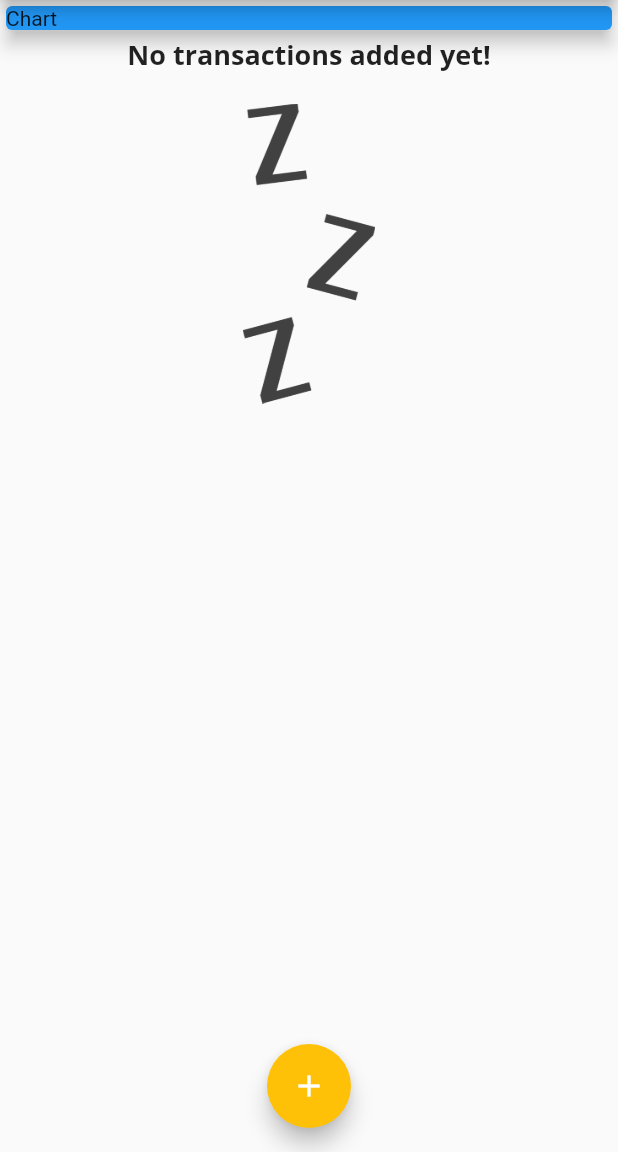
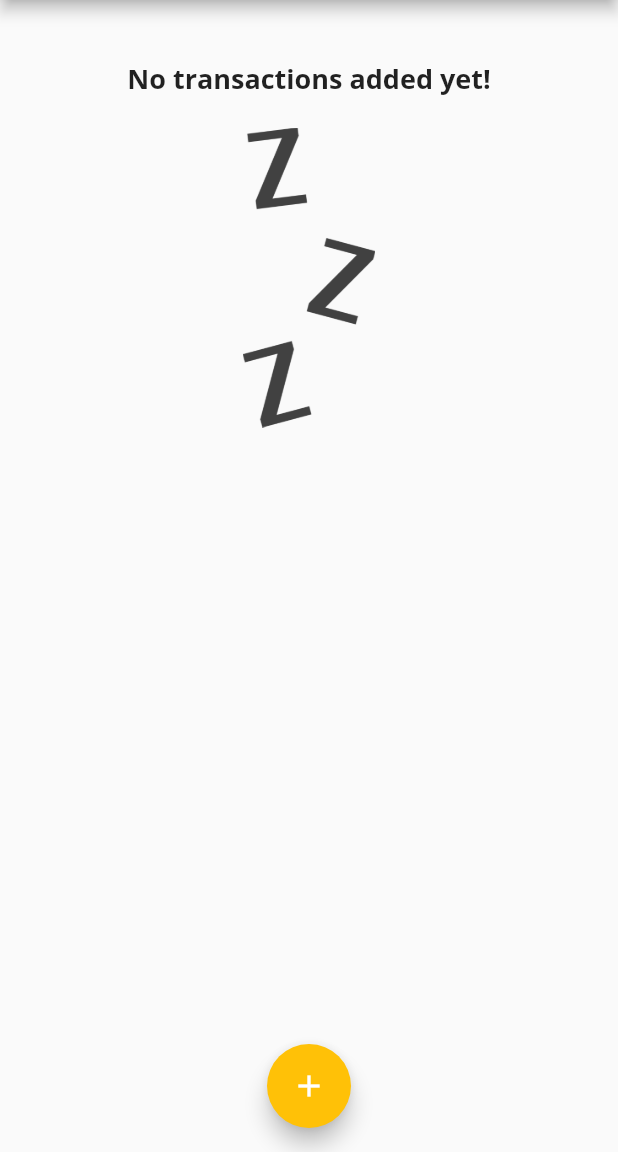
Before and after one commit to aptx113/personal_expenses_app, a Flutter app: the screen it shows after launch, on a phone screen of 412 x 824 dp, the part 84-1236 px from its top. Run offline on Flutter 3.47's test engine with Material 2 defaults, Android fonts, the phone set to English and light mode, and no system bars.

Commit message:
Add chart bar widget

```diff
--- a/lib/main.dart
+++ b/lib/main.dart
@@ -1,10 +1,8 @@
-import 'dart:ui';
-
 import 'package:flutter/material.dart';
-import 'package:personal_expenses_app/widgets/new_transaction.dart';
-import 'package:personal_expenses_app/widgets/transaction_list.dart';
-
+import './widgets/new_transaction.dart';
+import './widgets/transaction_list.dart';
 import './models/transaction.dart';
+import './widgets/chart.dart';
 
 void main() => runApp(MyApp());
 
@@ -44,6 +42,20 @@ class MyHomePage extends StatefulWidget {
 class _MyHomePageState extends State<MyHomePage> {
   final List<Transaction> _userTransactions = [];
 
+  void startAddNewtransaction(BuildContext context) {
+    showModalBottomSheet(
+        context: context,
+        builder: (_) => GestureDetector(
+            onTap: () {},
+            child: NewTransaction(_addNewTransaction),
+            behavior: HitTestBehavior.opaque));
+  }
+
+  List<Transaction> get _recentTransaction => _userTransactions
+      .where(
+          (tx) => tx.date.isAfter(DateTime.now().subtract(Duration(days: 7))))
+      .toList();
+
   void _addNewTransaction(String title, double amount) {
     final newTransaction = Transaction(
         title: title,
@@ -54,15 +66,6 @@ class _MyHomePageState extends State<MyHomePage> {
     setState(() {
       _userTransactions.add(newTransaction);
     });
-  }
-
-  void startAddNewtransaction(BuildContext context) {
-    showModalBottomSheet(
-        context: context,
-        builder: (_) => GestureDetector(
-            onTap: () {},
-            child: NewTransaction(_addNewTransaction),
-            behavior: HitTestBehavior.opaque));
   }
 
   @override
@@ -81,14 +84,7 @@ class _MyHomePageState extends State<MyHomePage> {
         child: Column(
           crossAxisAlignment: CrossAxisAlignment.stretch,
           children: <Widget>[
-            Container(
-              width: double.infinity,
-              child: Card(
-                color: Colors.blue,
-                child: Text('Chart'),
-                elevation: 5,
-              ),
-            ),
+            Chart(_recentTransaction),
             TransactionList(_userTransactions)
           ],
         ),
```
Also changed, not shown: lib/widgets/chart.dart (+3 -4 lines), lib/widgets/chart_bar.dart (added, +48 -0 lines).
